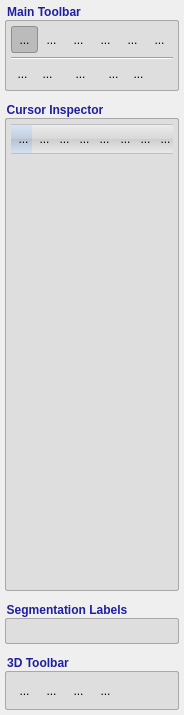
Above: GUI/Qt/Windows/MainControlPanel.ui from pyushkevich/itksnap before the change. Below: the same form after it.
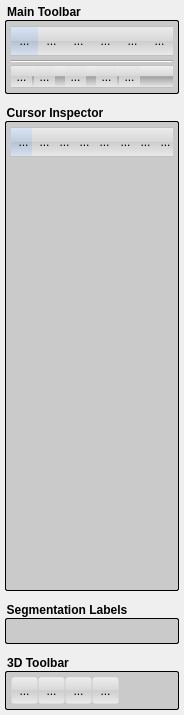
That is the form after the change. Icons and pictures are not drawn. Custom widgets are drawn as their Qt base class.

The edit to the form file:
```diff
--- a/GUI/Qt/Windows/MainControlPanel.ui
+++ b/GUI/Qt/Windows/MainControlPanel.ui
@@ -31,6 +31,50 @@
   margin-top: 15px;
   font-weight: bold;
   font-size: 12px;
+  background-color: palette(midlight);
+  padding: 5px;
+  border-radius: 2px;
+  border-width: 1px;
+  border-style: solid;
+}
+
+QGroupBox::title {
+  subcontrol-origin: 	margin;
+  subcontrol-position: top left;
+}
+
+QToolButton {
+  icon-size: 22px;
+  min-width: 1ex;
+  border-top: 1px solid rgb(192, 192, 192);
+  border-bottom: 1px solid rgb(192, 192, 192);
+  border-left: 1px;
+  border-right: 1px;
+  background-color: qlineargradient(spread:pad, x1:0, y1:0, x2:0, y2:1, stop:0 rgba(255, 255, 255, 255), stop:0.0394089 rgba(235, 235, 235, 255), stop:0.487685 rgba(216, 216, 216, 255), stop:0.502463 rgba(205, 205, 205, 255), stop:1 rgba(235, 235, 235, 255));
+  width: 25px;
+  height: 25px;
+}
+QToolButton:hover, QToolButton:checked {
+  background-color: qlineargradient(spread:pad, x1:0, y1:0, x2:0, y2:1, stop:0 rgba(255, 255, 255, 255), stop:0.0394089 rgba(214, 228, 245, 255), stop:0.487685 rgba(193, 205, 221, 255), stop:0.502463 rgba(182, 193, 207, 255), stop:1 rgba(215, 228, 245, 255));
+  padding:0px;
+}
+
+QWidget#panelToolbarAction,  QWidget#panelToolbarContext, QWidget#panelToolbarMode {
+  background-color: qlineargradient(spread:pad, x1:0, y1:0, x2:0, y2:1, stop:0 palette(light), stop:0.0394089 palette(window), stop:0.487685 rgba(216, 216, 216, 255), stop:0.502463 palette(dark), stop:1 palette(window));
+  border-top: 1px solid rgb(192, 192, 192);
+  border-bottom: 1px solid rgb(192, 192, 192);
+}
+
+/*
+  background-color: qlineargradient(spread:pad, x1:0, y1:0, x2:0, y2:1, stop:0 rgba(255, 255, 255, 255), stop:0.0394089 rgba(235, 235, 235, 255), stop:0.487685 rgba(216, 216, 216, 255), stop:0.502463 rgba(205, 205, 205, 255), stop:1 rgba(235, 235, 235, 255));
+*/
+
+/*
+QGroupBox {
+  background-origin: content;
+  margin-top: 15px;
+  font-weight: bold;
+  font-size: 12px;
   color: rgb(30,30,160);
   background-color: rgb(222,222,222);
   padding: 5px;
@@ -49,6 +93,7 @@
 QToolButton::pressed {
   background-color:rgb(210, 210, 210);
 }
+*/
 </string>
   </property>
   <layout class="QVBoxLayout" name="verticalLayout" stretch="0">
@@ -91,72 +136,8 @@
       <item>
        <widget class="QGroupBox" name="grpToolbox">
         <property name="styleSheet">
-         <string notr="true">/* *** STYLE WITH 28x28 buttons, dropdown menu option *** */
-
+         <string notr="true">
 /*
-QToolBar {
-	padding: 0px;
-}
-
-QToolButton { 
-    border: 1px solid rgba(255, 255, 255, 0);
-    border-radius: 3px;
-    padding: 0px;
-    margin: 0px;
-    height: 26px;
-    width: 26px;
-    icon-size: 28px;
-}
-
-QToolButton:hover { 
-    border-color: #8f8f91;
-    background-color: qlineargradient(x1: 0, y1: 0, x2: 0, y2: 1,
-                                      stop: 0 #f6f7fa, stop: 1 #dadbde);
-}
-
-QToolButton[popupMode=&quot;1&quot;] { 
-  padding-right: 6px; 
-}
-
-QToolButton:checked {
-    border-color: #8f8f91;
-    background-color: #bbbbbb;
-}
-
-QToolButton::menu-button {
-    border: 1px solid rgba(255, 255, 255, 0);
-    border-top-right-radius: 3px;
-    border-bottom-right-radius: 3px;
-    width: 10px;
-}
-
-QToolButton::menu-button:hover {
-    border-top-color: #8f8f91;
-    border-bottom-color: #8f8f91;
-    border-right-color: #8f8f91;
-}
-
-QToolButton::menu-button:checked {
-    border-top-color: #8f8f91;
-    border-bottom-color: #8f8f91;
-    border-right-color: #8f8f91;
-}
-
-QToolButton::menu-button:pressed {
-    border-top-color: #8f8f91;
-    border-bottom-color: #8f8f91;
-    border-right-color: #8f8f91;
-}
-
-QToolButton::menu-arrow {
-image: url(:/root/menu-arrow_8.png);
-top:11px;
-}
-
-QToolButton::menu-arrow:open {
-    top: 12px; left: 0px; 
-}
-*/
 
 QToolButton { 
     border: 1px solid rgba(255, 255, 255, 0);
@@ -177,7 +158,9 @@
 QToolButton:checked {
     border-color: #8f8f91;
     background-color: #bbbbbb;
-}</string>
+}
+
+*/</string>
         </property>
         <property name="title">
          <string>Main Toolbar</string>
@@ -530,7 +513,8 @@
          <item>
           <widget class="QWidget" name="widget" native="true">
            <property name="styleSheet">
-            <string notr="true">QToolButton {
+            <string notr="true">/*
+QToolButton {
   icon-size: 22px;
   min-width: 1ex;
   border-top: 1px solid rgb(192, 192, 192);
@@ -550,6 +534,7 @@
   border-top: 1px solid rgb(192, 192, 192);
   border-bottom: 1px solid rgb(192, 192, 192);
 }
+*/
 </string>
            </property>
            <layout class="QHBoxLayout" name="horizontalLayout_2">
```
Left out of the diff: 12 changed lines with no effect on the pictures.
